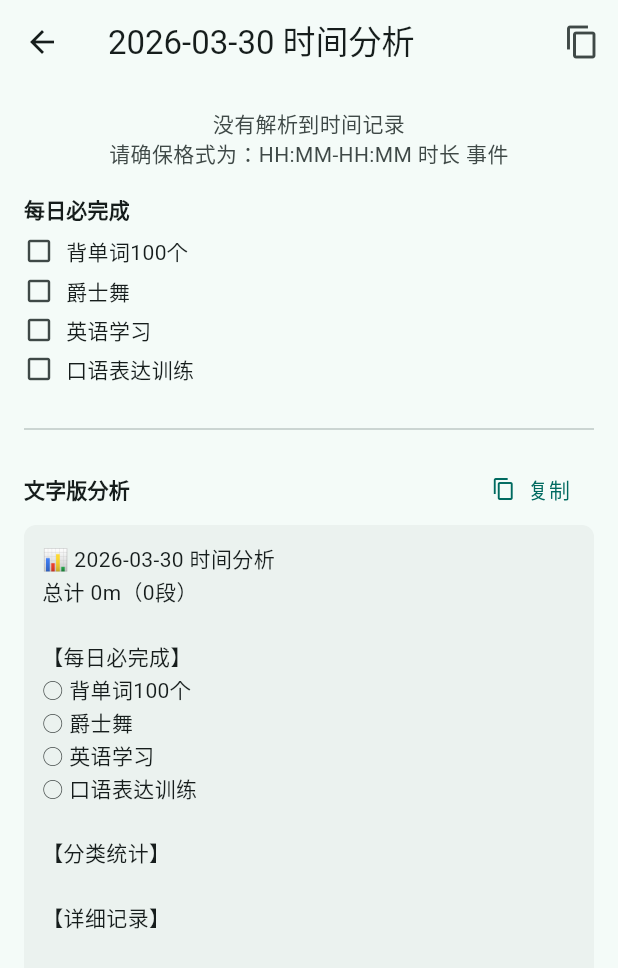
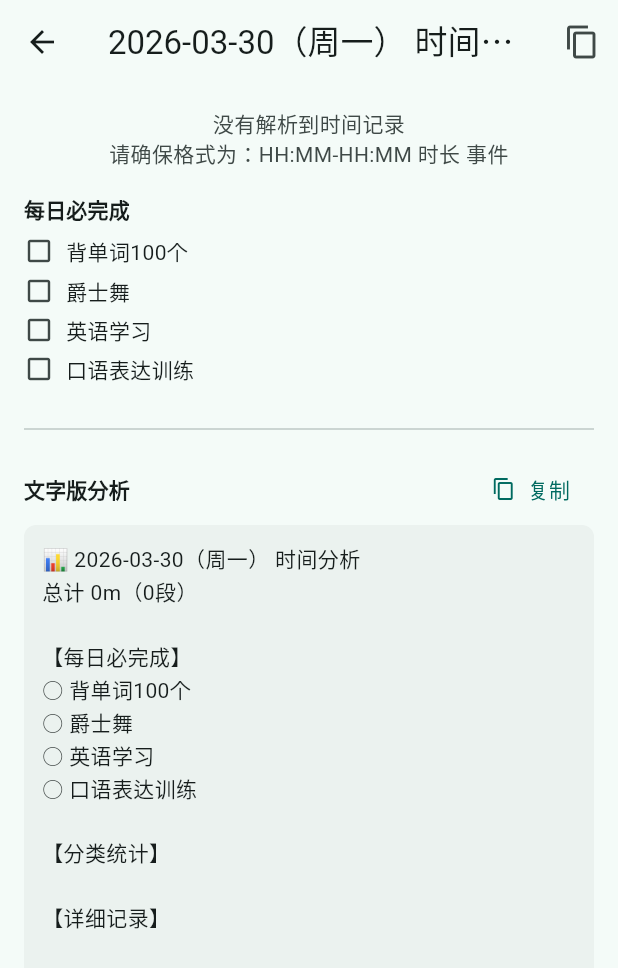
Before and after one commit to kkFuTing/flutter_ft_study, a Flutter app: the screen it shows after launch, after a tap on the "pie chart outline" icon, on a phone screen of 412 x 824 dp. Shown: the top 968 px of the screen. Run offline on Flutter 3.47's test engine with Material 3 defaults, Android fonts, the phone set to English and light mode, and no system bars; our stand-ins replace event_bus, file_picker, flutter_riverpod, get, get_it, go_router and 6 more; missing offline and left inert: excel, spreadsheet_decoder; accounts and stored records are empty.

Commit message:
每日记录APP优化

```diff
--- a/lib/my_diary_app/pages/time_analysis_page.dart
+++ b/lib/my_diary_app/pages/time_analysis_page.dart
@@ -28,13 +28,21 @@ class TimeAnalysisPage extends StatelessWidget {
     return goalDoneById?[g.id] ?? false;
   }
 
+  /// `date` 为 `YYYY-MM-DD` 时追加「周几」；解析失败则原样返回。
+  static String _dateWithWeekday(String date) {
+    final d = DateTime.tryParse(date);
+    if (d == null) return date;
+    const names = ['周一', '周二', '周三', '周四', '周五', '周六', '周日'];
+    return '$date（${names[d.weekday - 1]}）';
+  }
+
   String _buildTextReport(
     Map<String, int> categoryMap,
     List<TimeBlock> blocks,
     int totalMinutes,
   ) {
     final buf = StringBuffer();
-    buf.writeln('📊 $date 时间分析');
+    buf.writeln('📊 ${_dateWithWeekday(date)} 时间分析');
     buf.writeln('总计 ${TimeParser.formatMinutes(totalMinutes)}（${blocks.length}段）');
     buf.writeln('');
     if (kDailyGoals.isNotEmpty) {
@@ -71,7 +79,7 @@ class TimeAnalysisPage extends StatelessWidget {
 
     return Scaffold(
       appBar: AppBar(
-        title: Text('$date 时间分析'),
+        title: Text('${_dateWithWeekday(date)} 时间分析'),
         actions: [
           IconButton(
             icon: const Icon(Icons.copy),
```
Also changed, not shown: lib/my_diary_app/config/event_categories.dart (+9 -5 lines).
